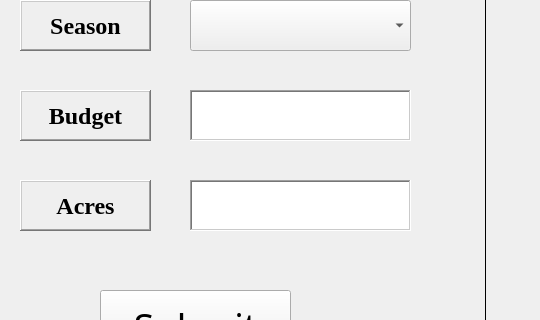
This is CropGuide2.ui in Fhbdhj/Marquinhos-me-pague as Qt 5 draws it before an edit; both pictures show x 0 to 540 and y 280 to 600 of the 1024 by 768 pixel window. The edited form follows.
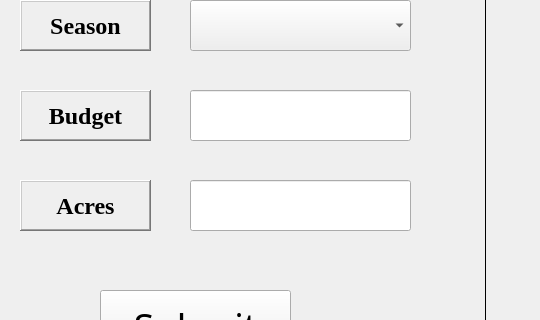
This is the edited form. Icons and pictures are not drawn.

Commit message: Initialize Sqlite & Add functionalities to UI

The edit to the form file:
```diff
--- a/CropGuide2.ui
+++ b/CropGuide2.ui
@@ -142,28 +142,6 @@
      <set>Qt::AlignCenter</set>
     </property>
    </widget>
-   <widget class="QTextEdit" name="textEdit">
-    <property name="geometry">
-     <rect>
-      <x>190</x>
-      <y>370</y>
-      <width>221</width>
-      <height>51</height>
-     </rect>
-    </property>
-    <property name="font">
-     <font>
-      <family>Georgia</family>
-      <pointsize>16</pointsize>
-     </font>
-    </property>
-    <property name="cursor" stdset="0">
-     <cursorShape>IBeamCursor</cursorShape>
-    </property>
-    <property name="frameShape">
-     <enum>QFrame::WinPanel</enum>
-    </property>
-   </widget>
    <widget class="QLabel" name="label_Budget">
     <property name="geometry">
      <rect>
@@ -246,25 +224,6 @@
      <bool>false</bool>
     </property>
    </widget>
-   <widget class="QTextEdit" name="textEdit_2">
-    <property name="geometry">
-     <rect>
-      <x>190</x>
-      <y>460</y>
-      <width>221</width>
-      <height>51</height>
-     </rect>
-    </property>
-    <property name="font">
-     <font>
-      <family>Georgia</family>
-      <pointsize>16</pointsize>
-     </font>
-    </property>
-    <property name="frameShape">
-     <enum>QFrame::WinPanel</enum>
-    </property>
-   </widget>
    <widget class="Line" name="line">
     <property name="geometry">
      <rect>
@@ -319,6 +278,38 @@
      <number>0</number>
     </property>
    </widget>
+   <widget class="QLineEdit" name="lineEdit">
+    <property name="geometry">
+     <rect>
+      <x>190</x>
+      <y>370</y>
+      <width>221</width>
+      <height>51</height>
+     </rect>
+    </property>
+    <property name="font">
+     <font>
+      <family>Georgia</family>
+      <pointsize>16</pointsize>
+     </font>
+    </property>
+   </widget>
+   <widget class="QLineEdit" name="lineEdit_2">
+    <property name="geometry">
+     <rect>
+      <x>190</x>
+      <y>460</y>
+      <width>221</width>
+      <height>51</height>
+     </rect>
+    </property>
+    <property name="font">
+     <font>
+      <family>Georgia</family>
+      <pointsize>16</pointsize>
+     </font>
+    </property>
+   </widget>
   </widget>
  </widget>
  <resources>
```
Left out of the diff: 6 changed lines with no effect on the pictures. The commit also changes 3 other files.
